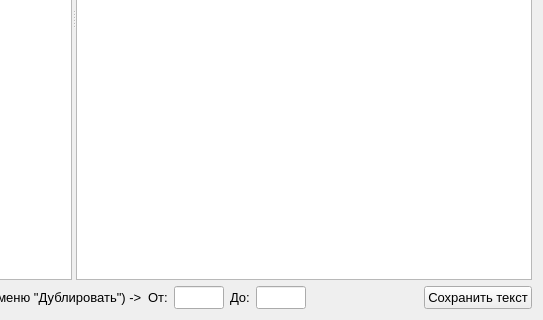
Vladimirsky555/Books, file src/catalogEditor/catalogeditor.ui: the form before one commit; both pictures show x 395 to 938 and y 255 to 575 of the 938 by 575 pixel window.
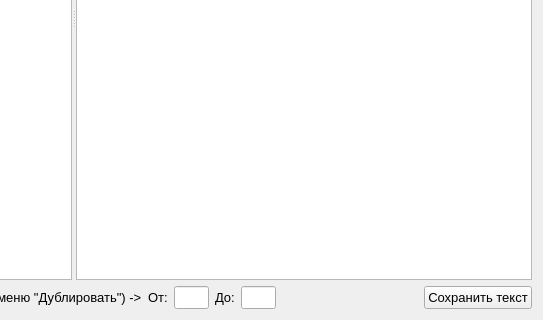
The form after the commit. Icons and pictures are not drawn.

```diff
--- a/src/catalogEditor/catalogeditor.ui
+++ b/src/catalogEditor/catalogeditor.ui
@@ -193,15 +193,9 @@
      </item>
      <item>
       <widget class="QLineEdit" name="edtFirstSection">
-       <property name="sizePolicy">
-        <sizepolicy hsizetype="Fixed" vsizetype="Fixed">
-         <horstretch>0</horstretch>
-         <verstretch>0</verstretch>
-        </sizepolicy>
-       </property>
        <property name="maximumSize">
         <size>
-         <width>50</width>
+         <width>35</width>
          <height>16777215</height>
         </size>
        </property>
@@ -210,6 +204,9 @@
          <pointsize>10</pointsize>
         </font>
        </property>
+       <property name="alignment">
+        <set>Qt::AlignCenter</set>
+       </property>
       </widget>
      </item>
      <item>
@@ -226,15 +223,9 @@
      </item>
      <item>
       <widget class="QLineEdit" name="edtLastSection">
-       <property name="sizePolicy">
-        <sizepolicy hsizetype="Fixed" vsizetype="Fixed">
-         <horstretch>0</horstretch>
-         <verstretch>0</verstretch>
-        </sizepolicy>
-       </property>
        <property name="maximumSize">
         <size>
-         <width>50</width>
+         <width>35</width>
          <height>16777215</height>
         </size>
        </property>
@@ -243,6 +234,9 @@
          <pointsize>10</pointsize>
         </font>
        </property>
+       <property name="alignment">
+        <set>Qt::AlignCenter</set>
+       </property>
       </widget>
      </item>
      <item>
```
